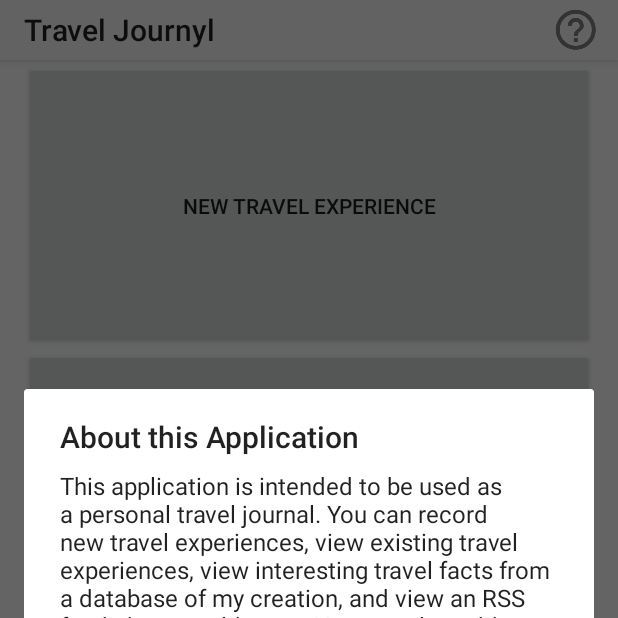
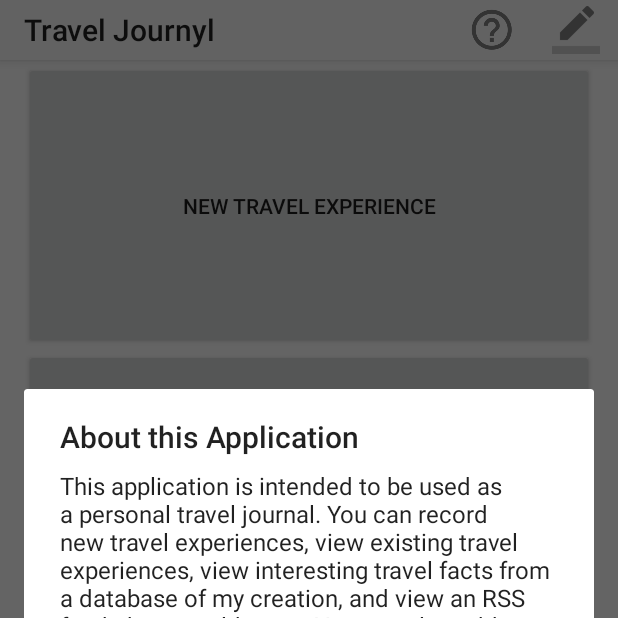
Before and after one commit to drakegens/Travel-Journyl, an Android app: the screen it shows after launch (MainActivity), after a tap on "About Menu", on a phone screen of 412 x 824 dp, the top half of it. Run offline under Robolectric (Android 15) with nearby library versions, the phone set to English and light mode, and no system bars.

Commit message:
Began canvas drawing functionality

```diff
--- a/app/src/main/AndroidManifest.xml
+++ b/app/src/main/AndroidManifest.xml
@@ -23,7 +23,8 @@
         </activity>
         <activity android:name=".NewTravelActivity" />
         <activity android:name=".ViewTravelFactsActivity" />
-        <activity android:name=".ViewRSSFeedActivity"></activity>
+        <activity android:name=".ViewRSSFeedActivity" />
+        <activity android:name=".DrawingActivity"></activity>
     </application>
 
 </manifest>
--- a/app/src/main/java/drakegens/traveljournyl/MainActivity.java
+++ b/app/src/main/java/drakegens/traveljournyl/MainActivity.java
@@ -103,6 +103,10 @@ public class MainActivity extends AppCompatActivity {
                 AlertDialog alert = alertDialogBuilder.create();
                 alert.show();
                 return true;
+            case R.id.action_draw:
+                Intent intent = new Intent(MainActivity.this, DrawingActivity.class);
+                startActivity(intent);
+                return true;
 
 
             default:
--- a/app/src/main/res/menu/action_button_items.xml
+++ b/app/src/main/res/menu/action_button_items.xml
@@ -7,6 +7,11 @@
         android:icon="@drawable/ic_action_about"
         android:title="@string/action_about"
         app:showAsAction="always"/>
+    <item
+        android:id="@+id/action_draw"
+        android:icon="@drawable/ic_action_drawing"
+        android:title="@string/action_drawing"
+        app:showAsAction="always"/>
 
     <!-- Settings, should always be in the overflow -->
     <!--<item android:id="@+id/action_settings"-->
--- a/app/src/main/res/values/strings.xml
+++ b/app/src/main/res/values/strings.xml
@@ -13,6 +13,7 @@
     <string name="addNewFactBtnTxt">Add Your Own Fact!</string>
     <string name="newRandomFactBtnTxt">New Fact</string>
     <string name="action_about">About Menu</string>
+    <string name="action_drawing">Drawing Menu</string>
     <string name="alertDialogAboutTitle">About this Application</string>
     <string name="alertDialogAboutMessage">This application is intended to be used as a personal travel journal.
     You can record new travel experiences, view existing travel experiences, view interesting travel facts from
```
Also changed, not shown: app/src/main/java/drakegens/traveljournyl/CanvasView.java (added, +48 -0 lines), app/src/main/java/drakegens/traveljournyl/DrawingActivity.java (added, +15 -0 lines), app/src/main/res/layout/activity_drawing.xml (added, +20 -0 lines), app/src/main/ic_drawing-web.png (added), app/src/main/res/drawable-hdpi/ic_action_drawing.png (added), app/src/main/res/drawable-mdpi/ic_action_drawing.png (added), app/src/main/res/drawable-xhdpi/ic_action_drawing.png (added), app/src/main/res/drawable-xxhdpi/ic_action_drawing.png (added).
